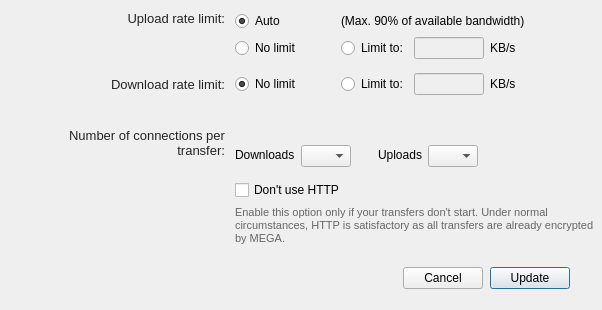
The window that src/MEGASync/gui/macx/BandwidthSettings.ui (meganz/MEGAsync) describes before a commit, drawn with Qt 5.
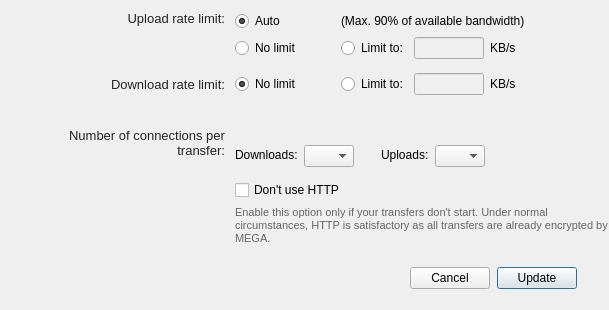
The same window after the commit.

Diff of the .ui file:
```diff
--- a/src/MEGASync/gui/macx/BandwidthSettings.ui
+++ b/src/MEGASync/gui/macx/BandwidthSettings.ui
@@ -938,7 +938,7 @@
                   <string notr="true">margin-bottom: 5px;</string>
                  </property>
                  <property name="text">
-                  <string>Downloads</string>
+                  <string>Downloads:</string>
                  </property>
                 </widget>
                </item>
@@ -991,7 +991,7 @@
                   <string notr="true">margin-bottom: 5px;</string>
                  </property>
                  <property name="text">
-                  <string>Uploads</string>
+                  <string>Uploads:</string>
                  </property>
                 </widget>
                </item>
```
